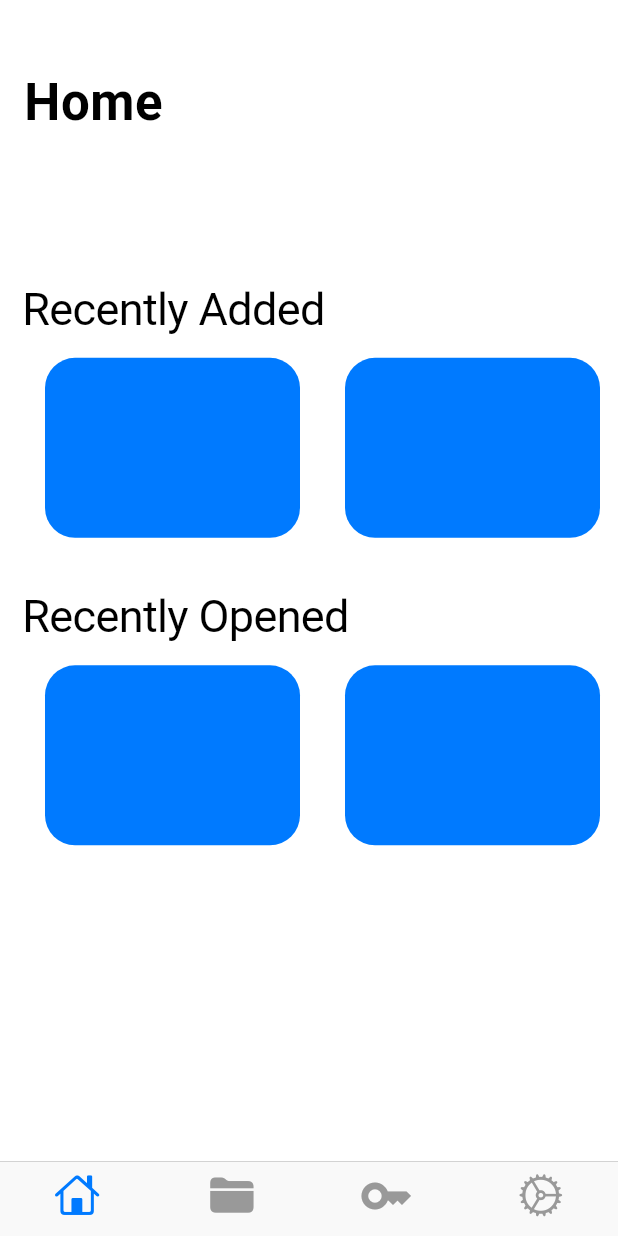
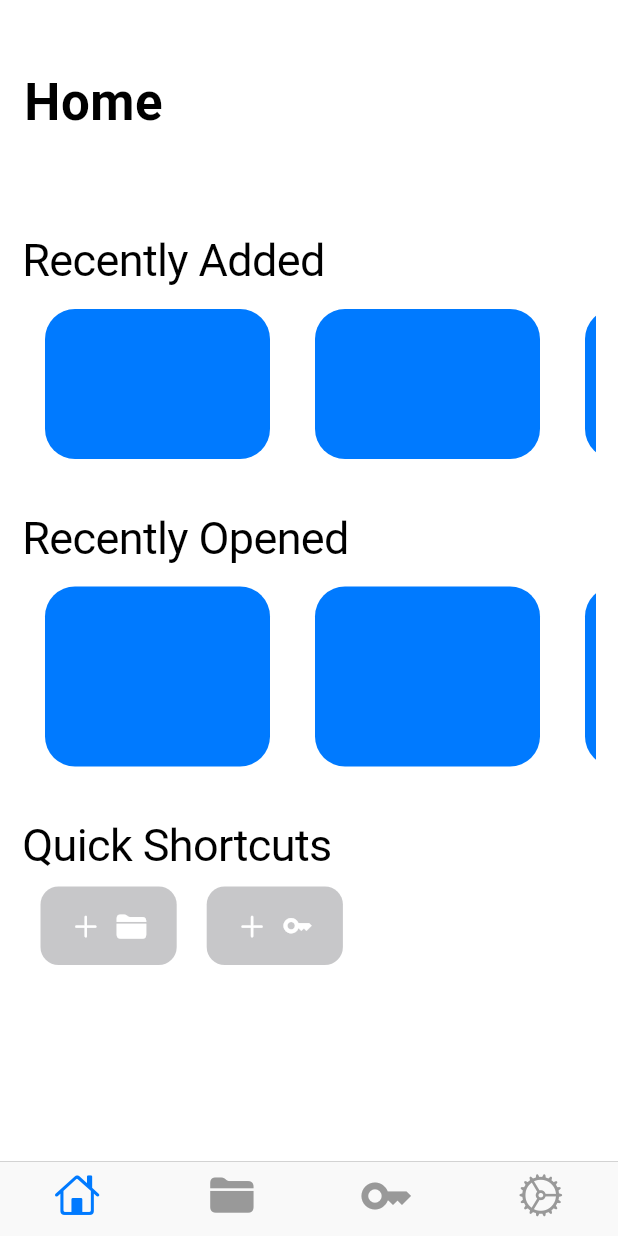
Before and after one commit to Ram3ez/RecurSafe, a Flutter app: the screen it shows after launch, on a phone screen of 412 x 824 dp. Run offline on Flutter 3.47's test engine with Material 3 defaults, Android fonts, the phone set to English and light mode, and no system bars; our stand-ins replace device_preview.

Commit message:
refined mockup

```diff
--- a/analysis_options.yaml
+++ b/analysis_options.yaml
@@ -8,6 +8,9 @@
 # The following line activates a set of recommended lints for Flutter apps,
 # packages, and plugins designed to encourage good coding practices.
 include: package:flutter_lints/flutter.yaml
+
+formatter:
+  trailing_commas: preserve
 
 linter:
   # The lint rules applied to this project can be customized in the
@@ -23,6 +26,5 @@ linter:
   rules:
     # avoid_print: false  # Uncomment to disable the `avoid_print` rule
     # prefer_single_quotes: true  # Uncomment to enable the `prefer_single_quotes` rule
-
 # Additional information about this file can be found at
 # https://dart.dev/guides/language/analysis-options
--- /dev/null
+++ b/lib/components/custom_button.dart
@@ -0,0 +1,22 @@
+import "package:flutter/cupertino.dart";
+
+class CustomButton extends StatelessWidget {
+  const CustomButton({
+    super.key,
+    required this.child,
+    this.onPressed,
+    this.color,
+  });
+  final Widget child;
+  final void Function()? onPressed;
+  final Color? color;
+
+  @override
+  Widget build(BuildContext context) {
+    return CupertinoButton.filled(
+      onPressed: onPressed,
+      color: color ?? CupertinoColors.systemBlue,
+      child: child,
+    );
+  }
+}
--- a/lib/components/custom_item.dart
+++ b/lib/components/custom_item.dart
@@ -9,7 +9,7 @@ class CustomItem extends StatelessWidget {
     return Padding(
       padding: EdgeInsets.all(15),
       child: Container(
-        width: 170,
+        width: 150,
         decoration: ShapeDecoration(
           color: CupertinoColors.activeBlue,
           shape: RoundedSuperellipseBorder(
--- a/lib/pages/home_page.dart
+++ b/lib/pages/home_page.dart
@@ -1,6 +1,7 @@
 //import 'package:cupertino_onboarding/cupertino_onboarding.dart';
 import 'package:flutter/cupertino.dart';
 import 'package:flutter/material.dart';
+import 'package:recursafe/components/custom_button.dart';
 import 'package:recursafe/components/custom_item.dart';
 
 class HomePage extends StatelessWidget {
@@ -12,21 +13,21 @@ class HomePage extends StatelessWidget {
       navigationBar: CupertinoNavigationBar.large(largeTitle: Text("Home")),
       child: SafeArea(
         child: Padding(
-          padding: const EdgeInsets.only(left: 15.0),
-          child: Column(
-            crossAxisAlignment: CrossAxisAlignment.start,
+          padding: const EdgeInsets.symmetric(horizontal: 15.0),
+          child: ListView(
+            //crossAxisAlignment: CrossAxisAlignment.start,
             children: [
-              Spacer(),
+              //Spacer(),
               SizedBox(height: 60),
               Text("Recently Added", style: TextStyle(fontSize: 30)),
               SizedBox(
-                height: 150,
+                height: 130,
 
                 child: ListView.builder(
                   itemCount: 4,
                   scrollDirection: Axis.horizontal,
-                  itemBuilder:
-                      (BuildContext context, int index) => CustomItem(),
+                  itemBuilder: (BuildContext context, int index) =>
+                      CustomItem(),
                 ),
               ),
               SizedBox(height: 20),
@@ -37,11 +38,57 @@ class HomePage extends StatelessWidget {
                 child: ListView.builder(
                   itemCount: 4,
                   scrollDirection: Axis.horizontal,
-                  itemBuilder:
-                      (BuildContext context, int index) => CustomItem(),
+                  itemBuilder: (BuildContext context, int index) =>
+                      CustomItem(),
                 ),
               ),
-              Spacer(flex: 6),
+              SizedBox(
+                height: 20,
+              ),
+              Text(
+                "Quick Shortcuts",
+                style: TextStyle(fontSize: 30),
+              ),
+              SizedBox(
+                height: 10,
+              ),
+              Padding(
+                padding: const EdgeInsets.only(left: 12.0),
+                child: Row(
+                  mainAxisAlignment: MainAxisAlignment.start,
+                  spacing: 20,
+                  children: [
+                    CustomButton(
+                      onPressed: () {},
+                      color: CupertinoColors.separator,
+                      child: Row(
+                        spacing: 10,
+                        children: [
+                          Icon(CupertinoIcons.add),
+                          Icon(CupertinoIcons.folder_fill),
+                        ],
+                      ),
+                    ),
+                    CustomButton(
+                      onPressed: () {},
+                      color: CupertinoColors.separator,
+                      child: Row(
+                        spacing: 10,
+                        children: [
+                          Icon(CupertinoIcons.add),
+                          Icon(
+                            Icons.key,
+                          ),
+                        ],
+                      ),
+                    ),
+                  ],
+                ),
+              ),
+              SizedBox(
+                height: 20,
+              ),
+              //Spacer(flex: 6),
             ],
           ),
         ),
```
Also changed, not shown: lib/components/search_field.dart (added, +14 -0 lines), lib/main.dart (+6 -1 lines), lib/pages/documents_page.dart (+5 -5 lines), lib/pages/password_page.dart (+5 -5 lines), pubspec.yaml (+3 -4 lines), pubspec.lock.
